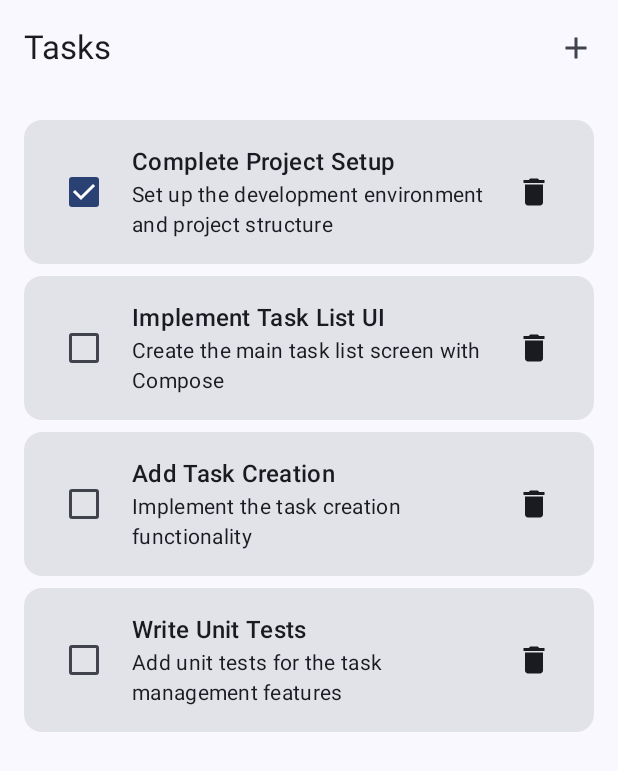
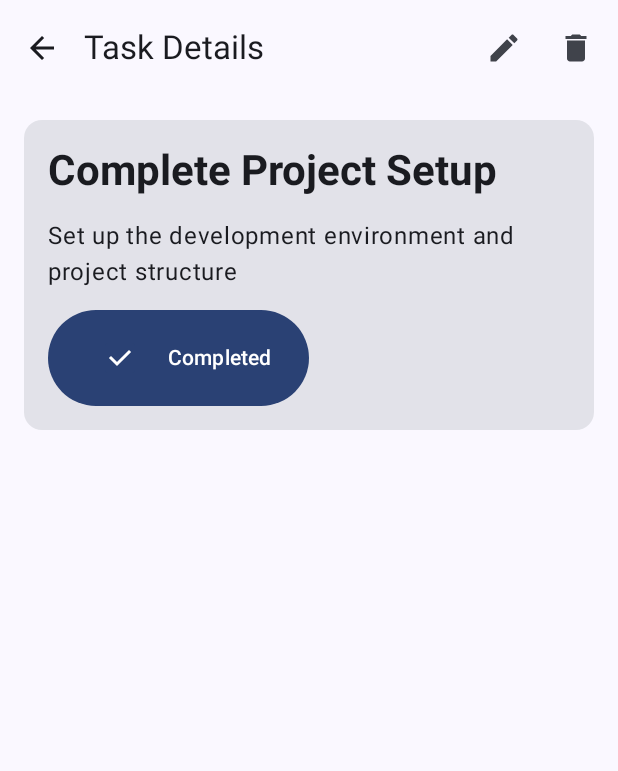
Before and after one commit to lightScout/CleanSlate, an Android app built with Jetpack Compose: the screen it shows after launch (MainActivity), after a tap on "Complete Project Setup", on a phone screen of 412 x 824 dp. Shown: the top 771 px of the screen. Run offline under Robolectric (Android 15) with nearby library versions, the phone set to English and light mode, and no system bars; our stand-ins replace Dagger/Hilt's generated code.

Commit message:
feat: implement TaskDetailScreen

```diff
--- a/presentation/src/main/java/org/lightscout/presentation/navigation/NavigationModule.kt
+++ b/presentation/src/main/java/org/lightscout/presentation/navigation/NavigationModule.kt
@@ -4,6 +4,7 @@ import androidx.compose.runtime.Composable
 import androidx.navigation.NavHostController
 import androidx.navigation.compose.NavHost
 import androidx.navigation.compose.composable
+import org.lightscout.presentation.taskdetail.TaskDetailScreen
 import org.lightscout.presentation.tasklist.TaskListScreen
 
 sealed class Screen(val route: String) {
@@ -28,12 +29,8 @@ fun AppNavigation(
         }
 
         composable(Screen.TaskDetail.route) { backStackEntry ->
-            val taskId = backStackEntry.arguments?.getString("taskId")
-            // TODO: Implement TaskDetailScreen
-            // TaskDetailScreen(
-            //     taskId = taskId ?: "",
-            //     onNavigateBack = { navController.popBackStack() }
-            // )
+            val taskId = backStackEntry.arguments?.getString("taskId") ?: ""
+            TaskDetailScreen(taskId = taskId, onNavigateBack = { navController.popBackStack() })
         }
     }
 }
--- /dev/null
+++ b/presentation/src/main/java/org/lightscout/presentation/taskdetail/TaskDetailScreen.kt
@@ -0,0 +1,241 @@
+package org.lightscout.presentation.taskdetail
+
+import androidx.compose.foundation.layout.Box
+import androidx.compose.foundation.layout.Column
+import androidx.compose.foundation.layout.Spacer
+import androidx.compose.foundation.layout.fillMaxSize
+import androidx.compose.foundation.layout.fillMaxWidth
+import androidx.compose.foundation.layout.height
+import androidx.compose.foundation.layout.padding
+import androidx.compose.material.icons.Icons
+import androidx.compose.material.icons.automirrored.filled.ArrowBack
+import androidx.compose.material.icons.filled.Delete
+import androidx.compose.material.icons.filled.Edit
+import androidx.compose.material3.Button
+import androidx.compose.material3.Card
+import androidx.compose.material3.Checkbox
+import androidx.compose.material3.CircularProgressIndicator
+import androidx.compose.material3.ExperimentalMaterial3Api
+import androidx.compose.material3.Icon
+import androidx.compose.material3.IconButton
+import androidx.compose.material3.MaterialTheme
+import androidx.compose.material3.OutlinedTextField
+import androidx.compose.material3.Scaffold
+import androidx.compose.material3.Text
+import androidx.compose.material3.TextButton
+import androidx.compose.material3.TopAppBar
+import androidx.compose.runtime.Composable
+import androidx.compose.runtime.LaunchedEffect
+import androidx.compose.runtime.collectAsState
+import androidx.compose.runtime.getValue
+import androidx.compose.runtime.mutableStateOf
+import androidx.compose.runtime.remember
+import androidx.compose.runtime.setValue
+import androidx.compose.ui.Alignment
+import androidx.compose.ui.Modifier
+import androidx.compose.ui.platform.testTag
+import androidx.compose.ui.text.font.FontWeight
+import androidx.compose.ui.unit.dp
+import androidx.hilt.navigation.compose.hiltViewModel
+import org.lightscout.domain.model.Task
+
+object TaskDetailTestTags {
+    const val SCREEN = "task_detail_screen"
+    const val LOADING_INDICATOR = "task_detail_loading_indicator"
+    const val TITLE_FIELD = "task_detail_title_field"
+    const val DESCRIPTION_FIELD = "task_detail_description_field"
+    const val COMPLETION_CHECKBOX = "task_detail_completion_checkbox"
+    const val EDIT_BUTTON = "task_detail_edit_button"
+    const val DELETE_BUTTON = "task_detail_delete_button"
+    const val SAVE_BUTTON = "task_detail_save_button"
+    const val CANCEL_BUTTON = "task_detail_cancel_button"
+}
+
+@OptIn(ExperimentalMaterial3Api::class)
+@Composable
+fun TaskDetailScreen(
+        taskId: String,
+        onNavigateBack: () -> Unit,
+        viewModel: TaskDetailViewModel = hiltViewModel()
+) {
+    val state by viewModel.state.collectAsState()
+
+    LaunchedEffect(key1 = true) {
+        viewModel.onEvent(TaskDetailEvent.LoadTask(taskId))
+
+        viewModel.effect.collect { effect ->
+            when (effect) {
+                is TaskDetailEffect.NavigateBack -> onNavigateBack()
+                is TaskDetailEffect.ShowError -> {
+                    // Show error message
+                }
+                else -> {}
+            }
+        }
+    }
+
+    Scaffold(
+            topBar = {
+                TopAppBar(
+                        title = {
+                            Text(text = if (state.isEditing) "Edit Task" else "Task Details")
+                        },
+                        navigationIcon = {
+                            IconButton(onClick = onNavigateBack) {
+                                Icon(
+                                        imageVector = Icons.AutoMirrored.Filled.ArrowBack,
+                                        contentDescription = "Back"
+                                )
+                            }
+                        },
+                        actions = {
+                            if (!state.isEditing) {
+                                IconButton(
+                                        onClick = { viewModel.onEvent(TaskDetailEvent.EditTask) },
+                                        modifier = Modifier.testTag(TaskDetailTestTags.EDIT_BUTTON)
+                                ) {
+                                    Icon(
+                                            imageVector = Icons.Default.Edit,
+                                            contentDescription = "Edit Task"
+                                    )
+                                }
+
+                                IconButton(
+                                        onClick = {
+                                            state.task?.let { task ->
+                                                viewModel.onEvent(
+                                                        TaskDetailEvent.DeleteTask(task.id)
+                                                )
+                                            }
+                                        },
+                                        modifier =
+                                                Modifier.testTag(TaskDetailTestTags.DELETE_BUTTON)
+                                ) {
+                                    Icon(
+                                            imageVector = Icons.Default.Delete,
+                                            contentDescription = "Delete Task"
+                                    )
+                                }
+                            }
+                        }
+                )
+            }
+    ) { paddingValues ->
+        Box(
+                modifier =
+                        Modifier.fillMaxSize()
+                                .padding(paddingValues)
+                                .testTag(TaskDetailTestTags.SCREEN)
+        ) {
+            if (state.isLoading) {
+                CircularProgressIndicator(
+                        modifier =
+                                Modifier.align(Alignment.Center)
+                                        .testTag(TaskDetailTestTags.LOADING_INDICATOR)
+                )
+            } else {
+                state.task?.let { task ->
+                    if (state.isEditing) {
+                        TaskEditForm(
+                                task = task,
+                                onSave = { title, description ->
+                                    viewModel.onEvent(
+                                            TaskDetailEvent.UpdateTask(title, description)
+                                    )
+                                },
+                                onCancel = { viewModel.onEvent(TaskDetailEvent.CancelEdit) }
+                        )
+                    } else {
+                        TaskDetails(
+                                task = task,
+                                onToggleCompletion = {
+                                    viewModel.onEvent(TaskDetailEvent.ToggleTaskCompletion(task.id))
+                                }
+                        )
+                    }
+                }
+            }
+        }
+    }
+}
+
+@Composable
+fun TaskDetails(task: Task, onToggleCompletion: () -> Unit) {
+    Card(modifier = Modifier.fillMaxWidth().padding(16.dp)) {
+        Column(modifier = Modifier.fillMaxWidth().padding(16.dp)) {
+            Text(
+                    text = task.title,
+                    style = MaterialTheme.typography.headlineMedium,
+                    fontWeight = FontWeight.Bold
+            )
+
+            Spacer(modifier = Modifier.height(16.dp))
+
+            Text(text = task.description, style = MaterialTheme.typography.bodyLarge)
+
+            Spacer(modifier = Modifier.height(16.dp))
+
+            // Completion status
+            Button(
+                    onClick = onToggleCompletion,
+                    modifier = Modifier.testTag(TaskDetailTestTags.COMPLETION_CHECKBOX)
+            ) {
+                Checkbox(checked = task.isCompleted, onCheckedChange = { onToggleCompletion() })
+                Text(
+                        text = if (task.isCompleted) "Completed" else "Mark as completed",
+                        modifier = Modifier.padding(start = 8.dp)
+                )
+            }
+        }
+    }
+}
+
+@Composable
+fun TaskEditForm(task: Task, onSave: (String, String) -> Unit, onCancel: () -> Unit) {
+    var title by remember { mutableStateOf(task.title) }
+    var description by remember { mutableStateOf(task.description) }
+
+    Column(modifier = Modifier.fillMaxWidth().padding(16.dp)) {
+        OutlinedTextField(
+                value = title,
+                onValueChange = { title = it },
+                label = { Text("Title") },
+                modifier = Modifier.fillMaxWidth().testTag(TaskDetailTestTags.TITLE_FIELD)
+        )
+
+        Spacer(modifier = Modifier.height(16.dp))
+
+        OutlinedTextField(
+                value = description,
+                onValueChange = { description = it },
+                label = { Text("Description") },
+                modifier =
+                        Modifier.fillMaxWidth()
+                                .height(200.dp)
+                                .testTag(TaskDetailTestTags.DESCRIPTION_FIELD)
+        )
+
+        Spacer(modifier = Modifier.height(16.dp))
+
+        // Buttons
+        Box(modifier = Modifier.fillMaxWidth()) {
+            TextButton(
+                    onClick = onCancel,
+                    modifier =
+                            Modifier.align(Alignment.CenterStart)
+                                    .testTag(TaskDetailTestTags.CANCEL_BUTTON)
+            ) { Text("Cancel") }
+
+            Button(
+                    onClick = {
+                        if (title.isNotBlank()) {
+                            onSave(title, description)
+                        }
+                    },
+                    modifier =
+                            Modifier.align(Alignment.CenterEnd)
+                                    .testTag(TaskDetailTestTags.SAVE_BUTTON)
+            ) { Text("Save") }
+        }
+    }
+}
--- /dev/null
+++ b/presentation/src/main/java/org/lightscout/presentation/taskdetail/TaskDetailState.kt
@@ -0,0 +1,26 @@
+package org.lightscout.presentation.taskdetail
+
+import org.lightscout.domain.model.Task
+
+data class TaskDetailState(
+        val task: Task? = null,
+        val isLoading: Boolean = false,
+        val isEditing: Boolean = false,
+        val error: String? = null
+)
+
+sealed class TaskDetailEvent {
+    data class LoadTask(val taskId: String) : TaskDetailEvent()
+    data object EditTask : TaskDetailEvent()
+    data object CancelEdit : TaskDetailEvent()
+    data class UpdateTask(val title: String, val description: String) : TaskDetailEvent()
+    data class ToggleTaskCompletion(val taskId: String) : TaskDetailEvent()
+    data class DeleteTask(val taskId: String) : TaskDetailEvent()
+}
+
+sealed class TaskDetailEffect {
+    data class ShowError(val message: String) : TaskDetailEffect()
+    data object NavigateBack : TaskDetailEffect()
+    data object TaskUpdated : TaskDetailEffect()
+    data object TaskDeleted : TaskDetailEffect()
+}
--- /dev/null
+++ b/presentation/src/main/java/org/lightscout/presentation/taskdetail/TaskDetailViewModel.kt
@@ -0,0 +1,108 @@
+package org.lightscout.presentation.taskdetail
+
+import androidx.lifecycle.SavedStateHandle
+import androidx.lifecycle.ViewModel
+import androidx.lifecycle.viewModelScope
+import dagger.hilt.android.lifecycle.HiltViewModel
+import javax.inject.Inject
+import kotlinx.coroutines.flow.MutableSharedFlow
+import kotlinx.coroutines.flow.MutableStateFlow
+import kotlinx.coroutines.flow.SharedFlow
+import kotlinx.coroutines.flow.StateFlow
+import kotlinx.coroutines.flow.asSharedFlow
+import kotlinx.coroutines.flow.asStateFlow
+import kotlinx.coroutines.flow.catch
+import kotlinx.coroutines.flow.launchIn
+import kotlinx.coroutines.flow.onEach
+import kotlinx.coroutines.flow.update
+import kotlinx.coroutines.launch
+import org.lightscout.domain.usecase.DeleteTaskUseCase
+import org.lightscout.domain.usecase.GetTaskByIdUseCase
+import org.lightscout.domain.usecase.UpdateTaskUseCase
+
+@HiltViewModel
+class TaskDetailViewModel
+@Inject
+constructor(
+        private val getTaskByIdUseCase: GetTaskByIdUseCase,
+        private val updateTaskUseCase: UpdateTaskUseCase,
+        private val deleteTaskUseCase: DeleteTaskUseCase,
+        private val savedStateHandle: SavedStateHandle
+) : ViewModel() {
+
+    private val _state = MutableStateFlow(TaskDetailState())
+    val state: StateFlow<TaskDetailState> = _state.asStateFlow()
+
+    private val _effect = MutableSharedFlow<TaskDetailEffect>()
+    val effect: SharedFlow<TaskDetailEffect> = _effect.asSharedFlow()
+
+    init {
+        savedStateHandle.get<String>("taskId")?.let { taskId -> loadTask(taskId) }
+    }
+
+    fun onEvent(event: TaskDetailEvent) {
+        when (event) {
+            is TaskDetailEvent.LoadTask -> loadTask(event.taskId)
+            is TaskDetailEvent.EditTask -> _state.update { it.copy(isEditing = true) }
+            is TaskDetailEvent.CancelEdit -> _state.update { it.copy(isEditing = false) }
+            is TaskDetailEvent.UpdateTask -> updateTaskDetails(event.title, event.description)
+            is TaskDetailEvent.ToggleTaskCompletion -> toggleTaskCompletion(event.taskId)
+            is TaskDetailEvent.DeleteTask -> deleteTask(event.taskId)
+        }
+    }
+
+    private fun loadTask(taskId: String) {
+        _state.update { it.copy(isLoading = true) }
+        getTaskByIdUseCase(taskId)
+                .onEach { task ->
+                    _state.update { it.copy(task = task, isLoading = false, error = null) }
+                }
+                .catch { error ->
+                    _state.update { it.copy(isLoading = false, error = error.message) }
+                    _effect.emit(TaskDetailEffect.ShowError(error.message ?: "Failed to load task"))
+                }
+                .launchIn(viewModelScope)
+    }
+
+    private fun updateTaskDetails(title: String, description: String) {
+        viewModelScope.launch {
+            try {
+                _state.value.task?.let { currentTask ->
+                    val updatedTask = currentTask.copy(title = title, description = description)
+                    val result = updateTaskUseCase(updatedTask)
+                    _state.update { it.copy(task = result, isEditing = false) }
+                    _effect.emit(TaskDetailEffect.TaskUpdated)
+                }
+            } catch (e: Exception) {
+                _effect.emit(TaskDetailEffect.ShowError(e.message ?: "Failed to update task"))
+            }
+        }
+    }
+
+    private fun toggleTaskCompletion(taskId: String) {
+        viewModelScope.launch {
+            try {
+                _state.value.task?.let { currentTask ->
+                    val updatedTask = currentTask.copy(isCompleted = !currentTask.isCompleted)
+                    val result = updateTaskUseCase(updatedTask)
+                    _state.update { it.copy(task = result) }
+                    _effect.emit(TaskDetailEffect.TaskUpdated)
+                }
+            } catch (e: Exception) {
+                _effect.emit(TaskDetailEffect.ShowError(e.message ?: "Failed to update task"))
+            }
+        }
+    }
+
+    private fun deleteTask(taskId: String) {
+        viewModelScope.launch {
+            try {
+                deleteTaskUseCase(taskId)
+                _effect.emit(TaskDetailEffect.TaskDeleted)
+                _effect.emit(TaskDetailEffect.NavigateBack)
+            } catch (e: Exception) {
+                _effect.emit(TaskDetailEffect.ShowError(e.message ?: "Failed to delete task"))
+            }
+        }
+    }
+}
--- a/presentation/src/main/java/org/lightscout/presentation/tasklist/TaskListScreen.kt
+++ b/presentation/src/main/java/org/lightscout/presentation/tasklist/TaskListScreen.kt
@@ -32,15 +32,12 @@ fun TaskListScreen(
                 is TaskListEffect.ShowError -> {
                     // Show error snackbar
                 }
-
                 is TaskListEffect.NavigateToTaskDetail -> {
                     onNavigateToTaskDetail(effect.taskId)
                 }
-
                 is TaskListEffect.TaskCreated -> {
                     showCreateDialog = false
                 }
-
                 else -> {}
             }
         }
@@ -64,29 +61,24 @@ fun TaskListScreen(
                 )
             }
     ) { padding ->
-        Box(modifier = Modifier
-            .fillMaxSize()
-            .padding(padding)) {
+        Box(modifier = Modifier.fillMaxSize().padding(padding)) {
             if (state.isLoading) {
                 CircularProgressIndicator(
                         modifier =
-                    Modifier
-                        .align(Alignment.Center)
+                                Modifier.align(Alignment.Center)
                                         .semantics { contentDescription = "Loading indicator" }
                                         .testTag(TestTags.LOADING_INDICATOR)
                 )
             } else {
                 LazyColumn(
-                    modifier = Modifier
-                        .fillMaxSize()
-                        .testTag(TestTags.TASK_LIST),
+                        modifier = Modifier.fillMaxSize().testTag(TestTags.TASK_LIST),
                         contentPadding = PaddingValues(16.dp),
                         verticalArrangement = Arrangement.spacedBy(8.dp)
                 ) {
                     items(state.tasks) { task ->
                         TaskItem(
                                 task = task,
-                            onTaskClick = { viewModel.onEvent(TaskListEvent.UpdateTask(task)) },
+                                onTaskClick = { onNavigateToTaskDetail(task.id) },
                                 onToggleCompletion = {
                                     viewModel.onEvent(TaskListEvent.ToggleTaskCompletion(task.id))
                                 },
@@ -117,14 +109,10 @@ fun TaskItem(
 ) {
     Card(
             onClick = onTaskClick,
-        modifier = Modifier
-            .fillMaxWidth()
-            .testTag("${TestTags.TASK_ITEM_PREFIX}${task.id}")
+            modifier = Modifier.fillMaxWidth().testTag("${TestTags.TASK_ITEM_PREFIX}${task.id}")
     ) {
         Row(
-            modifier = Modifier
-                .fillMaxWidth()
-                .padding(16.dp),
+                modifier = Modifier.fillMaxWidth().padding(16.dp),
                 horizontalArrangement = Arrangement.SpaceBetween,
                 verticalAlignment = Alignment.CenterVertically
         ) {
@@ -175,9 +163,7 @@ fun CreateTaskDialog(onDismiss: () -> Unit, onConfirm: (String, String) -> Unit)
                             value = title,
                             onValueChange = { title = it },
                             label = { Text("Title") },
-                    modifier = Modifier
-                        .fillMaxWidth()
-                        .testTag(TestTags.TASK_TITLE_INPUT)
+                            modifier = Modifier.fillMaxWidth().testTag(TestTags.TASK_TITLE_INPUT)
                     )
                     Spacer(modifier = Modifier.height(8.dp))
                     OutlinedTextField(
@@ -185,9 +171,7 @@ fun CreateTaskDialog(onDismiss: () -> Unit, onConfirm: (String, String) -> Unit)
                             onValueChange = { description = it },
                             label = { Text("Description") },
                             modifier =
-                    Modifier
-                        .fillMaxWidth()
-                        .testTag(TestTags.TASK_DESCRIPTION_INPUT)
+                                    Modifier.fillMaxWidth().testTag(TestTags.TASK_DESCRIPTION_INPUT)
                     )
                 }
             },
```
Also changed, not shown: app/src/main/java/org/lightscout/cleanslate/MainActivity.kt (deleted, +0 -47 lines). Lines whose indentation alone changed are shown as unchanged.
